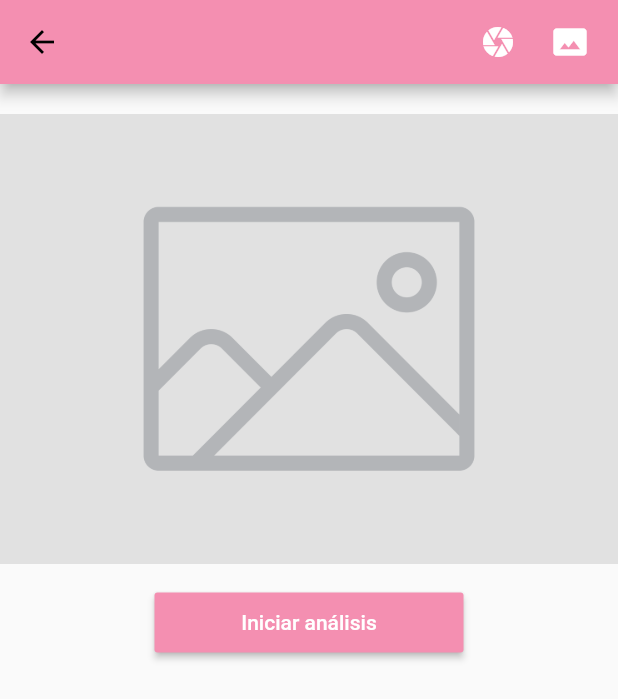
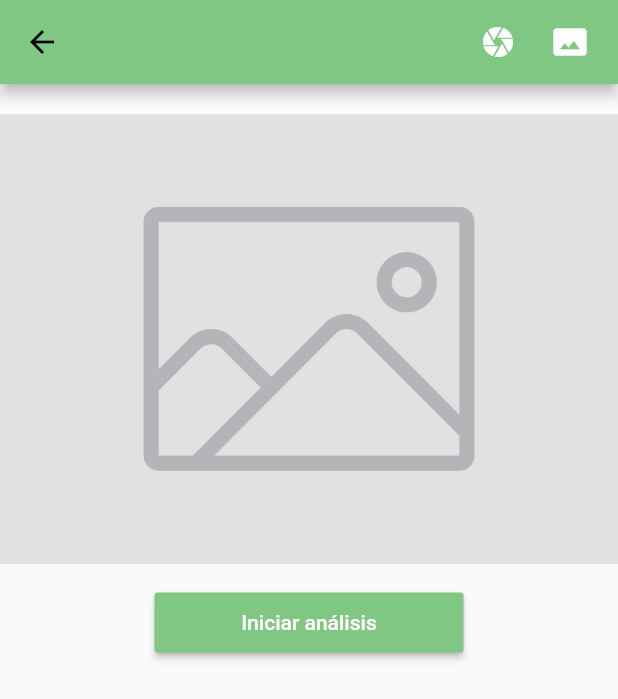
Before and after one commit to arrecis59/ui-client, a Flutter app: the AnalisysPage screen opened directly, on a phone screen of 412 x 824 dp. Shown: the top 699 px of the screen. Run offline on Flutter 3.47's test engine with Material 2 defaults, Android fonts, the phone set to English and light mode, and no system bars; our stand-ins replace image_picker, shared_preferences; accounts and stored records are empty; statements that could not run were skipped.

Commit message:
analisis page cambio de color

```diff
--- a/lib/src/pages/analisys_page.dart
+++ b/lib/src/pages/analisys_page.dart
@@ -19,7 +19,7 @@ class _AnalisysPageState extends State<AnalisysPage> {
   Widget build(BuildContext context) {
     return Scaffold(
       appBar: AppBar(
-        backgroundColor: Colors.pink.shade200,
+        backgroundColor: Colors.green.shade300,
         actions: <Widget>[
           Container(
             padding: EdgeInsets.symmetric(horizontal: 8.0),
@@ -99,8 +99,7 @@ class _AnalisysPageState extends State<AnalisysPage> {
         minWidth: MediaQuery.of(context).size.width / 2,
         height: 40.0,
         child: RaisedButton(
-          // shape: RoundedRectangleBorder(borderRadius: BorderRadius.circular(4.0)),
-          color: Colors.pink.shade200,
+          color:  Colors.green.shade300,
           textColor: Colors.white,
           child: Text(
             'Iniciar análisis'
```
